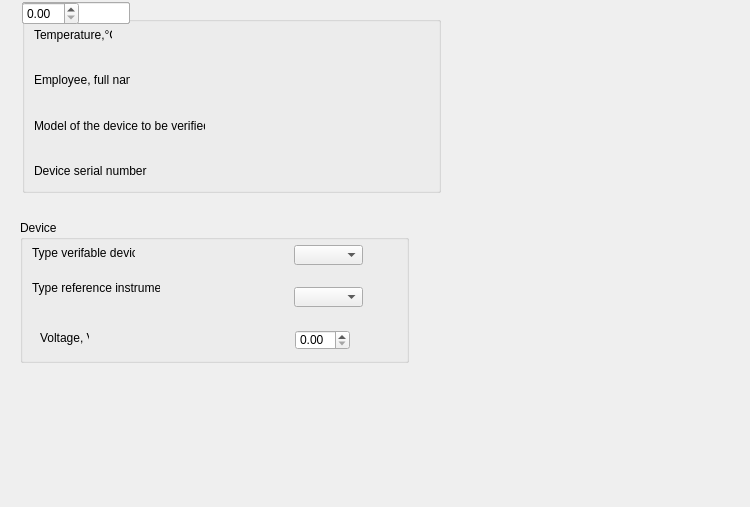
First picture: the form in maindata.ui, repository Neitron-byte/MSGET89, before the edit.
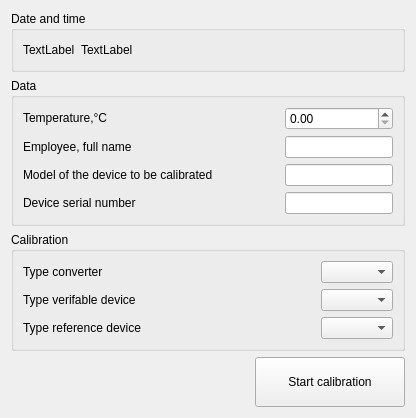
Second picture: the form after the edit.

```diff
--- a/maindata.ui
+++ b/maindata.ui
@@ -6,111 +6,123 @@
    <rect>
     <x>0</x>
     <y>0</y>
-    <width>750</width>
-    <height>507</height>
+    <width>416</width>
+    <height>399</height>
    </rect>
   </property>
+  <property name="sizePolicy">
+   <sizepolicy hsizetype="Preferred" vsizetype="Preferred">
+    <horstretch>0</horstretch>
+    <verstretch>0</verstretch>
+   </sizepolicy>
+  </property>
+  <property name="minimumSize">
+   <size>
+    <width>0</width>
+    <height>0</height>
+   </size>
+  </property>
   <property name="windowTitle">
    <string>Form</string>
   </property>
-  <widget class="QGroupBox" name="groupBox_Data">
-   <property name="geometry">
-    <rect>
-     <x>22</x>
-     <y>2</y>
-     <width>419</width>
-     <height>191</height>
-    </rect>
-   </property>
-   <property name="sizePolicy">
-    <sizepolicy hsizetype="Preferred" vsizetype="Preferred">
-     <horstretch>0</horstretch>
-     <verstretch>0</verstretch>
-    </sizepolicy>
-   </property>
-   <property name="title">
-    <string>Data</string>
-   </property>
-   <widget class="QLabel" name="label_Temp">
-    <property name="geometry">
-     <rect>
-      <x>12</x>
-      <y>25</y>
-      <width>78</width>
-      <height>16</height>
-     </rect>
-    </property>
-    <property name="text">
-     <string>Temperature,°C</string>
-    </property>
-   </widget>
-   <widget class="QLabel" name="label_fullname">
-    <property name="geometry">
-     <rect>
-      <x>12</x>
-      <y>70</y>
-      <width>96</width>
-      <height>16</height>
-     </rect>
-    </property>
-    <property name="text">
-     <string>Employee, full name</string>
-    </property>
-   </widget>
-   <widget class="QLabel" name="label_ver_dev">
-    <property name="geometry">
-     <rect>
-      <x>12</x>
-      <y>116</y>
-      <width>171</width>
-      <height>16</height>
-     </rect>
-    </property>
-    <property name="text">
-     <string>Model of the device to be verified</string>
-    </property>
-   </widget>
-   <widget class="QLabel" name="label_dev_Num">
-    <property name="geometry">
-     <rect>
-      <x>12</x>
-      <y>161</y>
-      <width>121</width>
-      <height>16</height>
-     </rect>
-    </property>
-    <property name="text">
-     <string>Device serial number  </string>
-    </property>
-   </widget>
-   <widget class="QWidget" name="">
+  <layout class="QGridLayout" name="gridLayout">
+   <item row="1" column="0">
+    <spacer name="verticalSpacer">
+     <property name="orientation">
+      <enum>Qt::Vertical</enum>
+     </property>
+     <property name="sizeHint" stdset="0">
+      <size>
+       <width>20</width>
+       <height>40</height>
+      </size>
+     </property>
+    </spacer>
+   </item>
+   <item row="3" column="0">
+    <spacer name="verticalSpacer_2">
+     <property name="orientation">
+      <enum>Qt::Vertical</enum>
+     </property>
+     <property name="sizeHint" stdset="0">
+      <size>
+       <width>20</width>
+       <height>40</height>
+      </size>
+     </property>
+    </spacer>
+   </item>
+   <item row="4" column="0">
+    <widget class="QGroupBox" name="groupBox_Data_2">
+     <property name="title">
+      <string>Calibration</string>
+     </property>
+     <layout class="QHBoxLayout" name="horizontalLayout_3">
+      <item>
+       <layout class="QVBoxLayout" name="verticalLayout">
+        <item>
+         <widget class="QLabel" name="label_type_verdev_2">
+          <property name="text">
+           <string>Type converter</string>
+          </property>
+         </widget>
+        </item>
+        <item>
+         <widget class="QLabel" name="label_type_verdev">
+          <property name="text">
+           <string>Type verifable device</string>
+          </property>
+         </widget>
+        </item>
+        <item>
+         <widget class="QLabel" name="label_typerefdev">
+          <property name="text">
+           <string>Type reference device</string>
+          </property>
+         </widget>
+        </item>
+       </layout>
+      </item>
+      <item>
+       <spacer name="horizontalSpacer_6">
+        <property name="orientation">
+         <enum>Qt::Horizontal</enum>
+        </property>
+        <property name="sizeHint" stdset="0">
+         <size>
+          <width>182</width>
+          <height>20</height>
+         </size>
+        </property>
+       </spacer>
+      </item>
+      <item>
+       <layout class="QVBoxLayout" name="verticalLayout_5">
+        <item>
+         <widget class="QComboBox" name="comboBox_calibration_Dev">
+          <property name="sizePolicy">
+           <sizepolicy hsizetype="Preferred" vsizetype="Fixed">
+            <horstretch>0</horstretch>
+            <verstretch>0</verstretch>
+           </sizepolicy>
+          </property>
+         </widget>
+        </item>
+        <item>
+         <widget class="QComboBox" name="comboBox_typeVerdev"/>
+        </item>
+        <item>
+         <widget class="QComboBox" name="comboBox_typeRefDev"/>
+        </item>
+       </layout>
+      </item>
+     </layout>
+    </widget>
+   </item>
+   <item row="6" column="0">
     <layout class="QHBoxLayout" name="horizontalLayout_8">
      <item>
-      <widget class="QLineEdit" name="lineEdit_Num"/>
-     </item>
-    </layout>
-   </widget>
-   <widget class="QWidget" name="">
-    <layout class="QHBoxLayout" name="horizontalLayout_3">
-     <item>
-      <widget class="QLineEdit" name="lineEdit_fullname"/>
-     </item>
-    </layout>
-   </widget>
-   <widget class="QWidget" name="">
-    <layout class="QHBoxLayout" name="horizontalLayout_4">
-     <item>
-      <widget class="QLineEdit" name="lineEdit_ver_dev"/>
-     </item>
-    </layout>
-   </widget>
-   <widget class="QWidget" name="">
-    <layout class="QHBoxLayout" name="horizontalLayout_2">
-     <item>
-      <widget class="QDoubleSpinBox" name="doubleSpinBox_temp"/>
-     </item>
-     <item>
-      <spacer name="horizontalSpacer_9">
+      <spacer name="horizontalSpacer_8">
        <property name="orientation">
         <enum>Qt::Horizontal</enum>
        </property>
@@ -122,91 +134,159 @@
        </property>
       </spacer>
      </item>
+     <item>
+      <widget class="QPushButton" name="pushButton_start_calibration">
+       <property name="sizePolicy">
+        <sizepolicy hsizetype="Minimum" vsizetype="Fixed">
+         <horstretch>0</horstretch>
+         <verstretch>0</verstretch>
+        </sizepolicy>
+       </property>
+       <property name="minimumSize">
+        <size>
+         <width>150</width>
+         <height>50</height>
+        </size>
+       </property>
+       <property name="text">
+        <string>Start calibration</string>
+       </property>
+      </widget>
+     </item>
     </layout>
-   </widget>
-  </widget>
-  <widget class="QGroupBox" name="groupBox_Data_2">
-   <property name="geometry">
-    <rect>
-     <x>20</x>
-     <y>220</y>
-     <width>389</width>
-     <height>143</height>
-    </rect>
-   </property>
-   <property name="title">
-    <string>Device</string>
-   </property>
-   <widget class="QLabel" name="label_type_verdev">
-    <property name="geometry">
-     <rect>
-      <x>12</x>
-      <y>25</y>
-      <width>103</width>
-      <height>16</height>
-     </rect>
-    </property>
-    <property name="text">
-     <string>Type verifable device</string>
-    </property>
-   </widget>
-   <widget class="QLabel" name="label_Volt">
-    <property name="geometry">
-     <rect>
-      <x>20</x>
-      <y>110</y>
-      <width>49</width>
-      <height>16</height>
-     </rect>
-    </property>
-    <property name="text">
-     <string>Voltage, V</string>
-    </property>
-   </widget>
-   <widget class="QLabel" name="label_typerefdev">
-    <property name="geometry">
-     <rect>
-      <x>12</x>
-      <y>60</y>
-      <width>128</width>
-      <height>16</height>
-     </rect>
-    </property>
-    <property name="text">
-     <string>Type reference instrument</string>
-    </property>
-   </widget>
-   <widget class="QComboBox" name="comboBox_typerefdev">
-    <property name="geometry">
-     <rect>
-      <x>274</x>
-      <y>67</y>
-      <width>69</width>
-      <height>20</height>
-     </rect>
-    </property>
-   </widget>
-   <widget class="QComboBox" name="comboBox_typeverdev">
-    <property name="geometry">
-     <rect>
-      <x>274</x>
-      <y>25</y>
-      <width>69</width>
-      <height>20</height>
-     </rect>
-    </property>
-   </widget>
-   <widget class="QDoubleSpinBox" name="doubleSpinBox_Volt">
-    <property name="geometry">
-     <rect>
-      <x>275</x>
-      <y>110</y>
-      <width>55</width>
-      <height>20</height>
-     </rect>
-    </property>
-   </widget>
-  </widget>
+   </item>
+   <item row="2" column="0">
+    <widget class="QGroupBox" name="groupBox_Data">
+     <property name="sizePolicy">
+      <sizepolicy hsizetype="Preferred" vsizetype="Preferred">
+       <horstretch>0</horstretch>
+       <verstretch>0</verstretch>
+      </sizepolicy>
+     </property>
+     <property name="title">
+      <string>Data</string>
+     </property>
+     <layout class="QHBoxLayout" name="horizontalLayout">
+      <item>
+       <layout class="QVBoxLayout" name="verticalLayout_3">
+        <item>
+         <widget class="QLabel" name="label_Temp">
+          <property name="text">
+           <string>Temperature,°C</string>
+          </property>
+         </widget>
+        </item>
+        <item>
+         <widget class="QLabel" name="label_fullname">
+          <property name="text">
+           <string>Employee, full name</string>
+          </property>
+         </widget>
+        </item>
+        <item>
+         <widget class="QLabel" name="label_ver_dev">
+          <property name="text">
+           <string>Model of the device to be calibrated</string>
+          </property>
+         </widget>
+        </item>
+        <item>
+         <widget class="QLabel" name="label_dev_Num">
+          <property name="text">
+           <string>Device serial number  </string>
+          </property>
+         </widget>
+        </item>
+       </layout>
+      </item>
+      <item>
+       <spacer name="horizontalSpacer">
+        <property name="orientation">
+         <enum>Qt::Horizontal</enum>
+        </property>
+        <property name="sizeHint" stdset="0">
+         <size>
+          <width>54</width>
+          <height>20</height>
+         </size>
+        </property>
+       </spacer>
+      </item>
+      <item>
+       <layout class="QVBoxLayout" name="verticalLayout_4">
+        <item>
+         <widget class="QDoubleSpinBox" name="doubleSpinBox_temp"/>
+        </item>
+        <item>
+         <widget class="QLineEdit" name="lineEdit_full_Name"/>
+        </item>
+        <item>
+         <widget class="QLineEdit" name="lineEdit_Model_Ver_Device"/>
+        </item>
+        <item>
+         <widget class="QLineEdit" name="lineEdit_serialNum_Dev"/>
+        </item>
+       </layout>
+      </item>
+     </layout>
+    </widget>
+   </item>
+   <item row="0" column="0">
+    <widget class="QGroupBox" name="groupBox">
+     <property name="title">
+      <string>Date and time</string>
+     </property>
+     <layout class="QHBoxLayout" name="horizontalLayout_2">
+      <item>
+       <widget class="QLabel" name="label_Date">
+        <property name="maximumSize">
+         <size>
+          <width>300</width>
+          <height>16777215</height>
+         </size>
+        </property>
+        <property name="text">
+         <string>TextLabel</string>
+        </property>
+       </widget>
+      </item>
+      <item>
+       <widget class="QLabel" name="label_Time">
+        <property name="text">
+         <string>TextLabel</string>
+        </property>
+       </widget>
+      </item>
+      <item>
+       <spacer name="horizontalSpacer_2">
+        <property name="orientation">
+         <enum>Qt::Horizontal</enum>
+        </property>
+        <property name="sizeHint" stdset="0">
+         <size>
+          <width>40</width>
+          <height>20</height>
+         </size>
+        </property>
+       </spacer>
+      </item>
+     </layout>
+    </widget>
+   </item>
+   <item row="5" column="0">
+    <spacer name="verticalSpacer_3">
+     <property name="orientation">
+      <enum>Qt::Vertical</enum>
+     </property>
+     <property name="sizeHint" stdset="0">
+      <size>
+       <width>20</width>
+       <height>40</height>
+      </size>
+     </property>
+    </spacer>
+   </item>
+  </layout>
  </widget>
  <resources/>
  <connections/>
```
